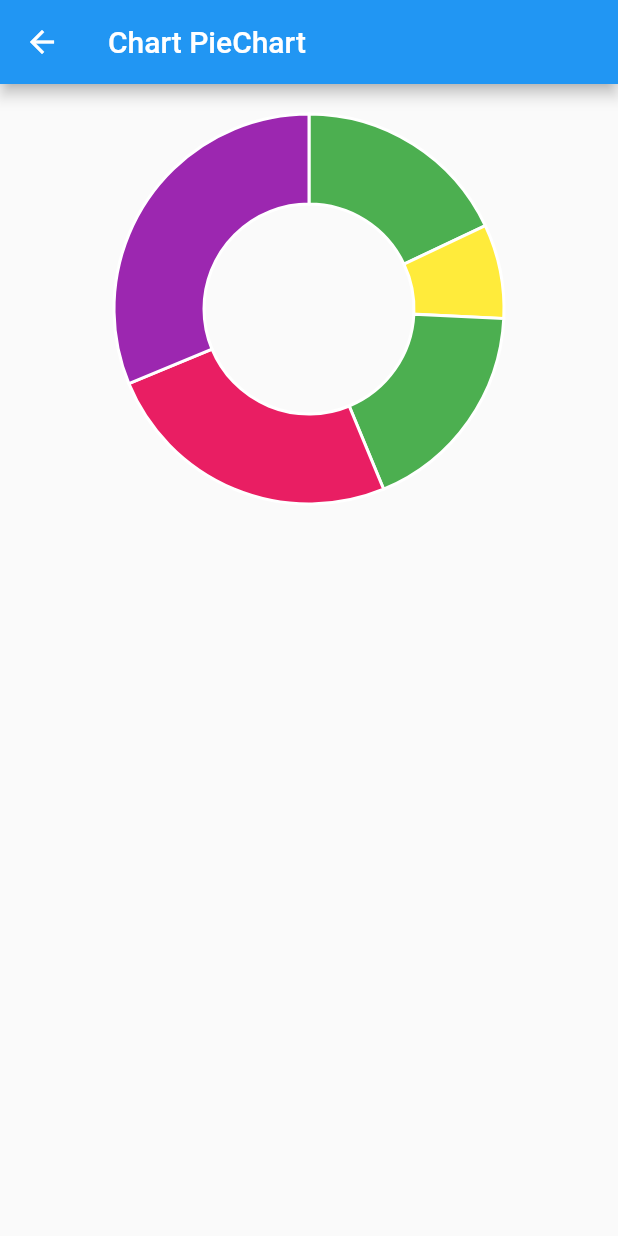
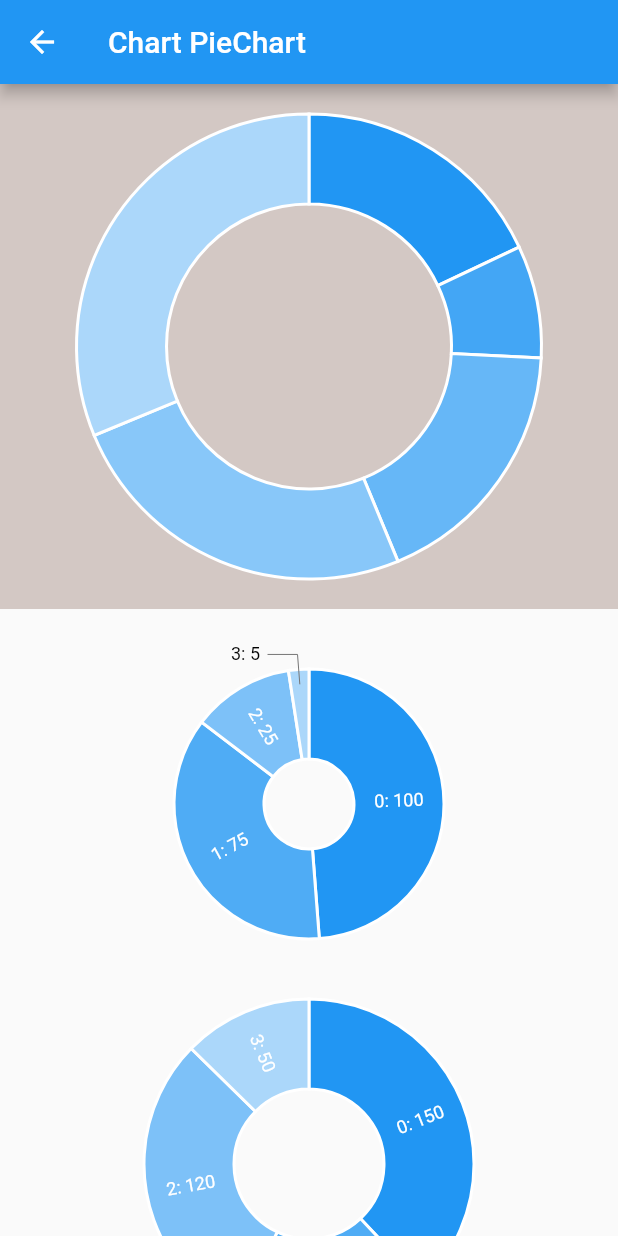
Before and after one commit to sabil62/rive, a Flutter app: the ChartApp screen opened directly, on a phone screen of 412 x 824 dp. Run offline on Flutter 3.47's test engine with Material 2 defaults, Android fonts, the phone set to English and light mode, and no system bars; our stand-ins replace charts_flutter, simple_animations, supercharged.

Commit message:
imported charts

```diff
--- a/apple/lib/charts/chart.dart
+++ b/apple/lib/charts/chart.dart
@@ -1,5 +1,6 @@
 import 'package:flutter/material.dart';
 import 'package:charts_flutter/flutter.dart' as charts;
+import './chartImport.dart';
 
 class ChartApp extends StatelessWidget {
   generateData() {
@@ -16,8 +17,31 @@ class ChartApp extends StatelessWidget {
         id: "City Rain",
         domainFn: (Cities cit, _) => cit.name,
         measureFn: (Cities city, _) => city.rain,
-          colorFn: (Cities city, _) =>
-              charts.ColorUtil.fromDartColor(city.color(city.rain))),
+        // colorFn: (Cities city, _) =>
+        //     charts.ColorUtil.fromDartColor(city.color(city.rain)),
+        // labelAccessorFn: (Cities row, _) => '${row.rain}'),
+        labelAccessorFn: (Cities row, _) => '${row.rain}: ${row.name}',
+      )
+    ];
+  }
+
+  generateAnotherData() {
+    final data = [
+      new LinearSales(0, 150),
+      new LinearSales(1, 75),
+      new LinearSales(2, 120),
+      new LinearSales(3, 50),
+    ];
+
+    return [
+      new charts.Series<LinearSales, int>(
+        id: 'Sales',
+        domainFn: (LinearSales sales, _) => sales.year,
+        measureFn: (LinearSales sales, _) => sales.sales,
+        data: data,
+        // Set a label accessor to control the text of the arc label.
+        labelAccessorFn: (LinearSales row, _) => '${row.year}: ${row.sales}',
+      )
     ];
   }
 
@@ -29,10 +53,25 @@ class ChartApp extends StatelessWidget {
       ),
       body: ListView(
         children: [
-          charts.PieChart(generateData(),
+          Container(
+            height: 350,
+            color: Colors.brown.withOpacity(0.3),
+            child: charts.PieChart(generateData(),
                 animate: true,
                 animationDuration: Duration(milliseconds: 2200),
                 defaultRenderer: new charts.ArcRendererConfig(arcWidth: 60)),
+          ),
+          SizedBox(
+            height: 20,
+          ),
+          Container(height: 220, child: DonutAutoLabelChart.withSampleData()),
+          Container(
+            height: 260,
+            child: DonutAutoLabelChart(
+              generateAnotherData(),
+              animate: true,
+            ),
+          )
         ],
       ),
     );
@@ -58,3 +97,10 @@ class Cities {
 
   Cities(this.name, this.rain);
 }
+
+class LinearSales {
+  final int year;
+  final int sales;
+
+  LinearSales(this.year, this.sales);
+}
--- /dev/null
+++ b/apple/lib/charts/chartImport.dart
@@ -0,0 +1,58 @@
+/// Donut chart with labels example. This is a simple pie chart with a hole in
+/// the middle.
+import 'package:charts_flutter/flutter.dart' as charts;
+import 'package:flutter/material.dart';
+
+class DonutAutoLabelChart extends StatelessWidget {
+  List<charts.Series> seriesList;
+  bool animate;
+
+  DonutAutoLabelChart(this.seriesList, {this.animate});
+
+  /// Creates a [PieChart] with sample data and no transition.
+  factory DonutAutoLabelChart.withSampleData() {
+    return new DonutAutoLabelChart(
+      _createSampleData(),
+      // Disable animations for image tests.
+      animate: false,
+    );
+  }
+
+  @override
+  Widget build(BuildContext context) {
+    return new charts.PieChart(seriesList,
+        animate: animate,
+        defaultRenderer: new charts.ArcRendererConfig(
+            arcWidth: 60,
+            arcRendererDecorators: [new charts.ArcLabelDecorator()]));
+  }
+
+  /// Create one series with sample hard coded data.
+  static List<charts.Series<LinearSales, int>> _createSampleData() {
+    final data = [
+      new LinearSales(0, 100),
+      new LinearSales(1, 75),
+      new LinearSales(2, 25),
+      new LinearSales(3, 5),
+    ];
+
+    return [
+      new charts.Series<LinearSales, int>(
+        id: 'Sales',
+        domainFn: (LinearSales sales, _) => sales.year,
+        measureFn: (LinearSales sales, _) => sales.sales,
+        data: data,
+        // Set a label accessor to control the text of the arc label.
+        labelAccessorFn: (LinearSales row, _) => '${row.year}: ${row.sales}',
+      )
+    ];
+  }
+}
+
+/// Sample linear data type.
+class LinearSales {
+  final int year;
+  final int sales;
+
+  LinearSales(this.year, this.sales);
+}
--- a/apple/lib/main.dart
+++ b/apple/lib/main.dart
@@ -4,6 +4,7 @@ import 'package:apple/Tabs/tabBottomTwo.dart';
 import 'package:apple/animation/animation_simple.dart';
 import 'package:apple/animation/simple_animation_plug.dart';
 import 'package:apple/charts/chart.dart';
+import 'package:apple/charts/chartImport.dart';
 import 'package:apple/http/http.dart';
 import 'package:apple/http/httpComplex.dart';
 import 'package:apple/provider%20complex/playersProvider.dart';
```
Lines whose indentation alone changed are shown as unchanged.
